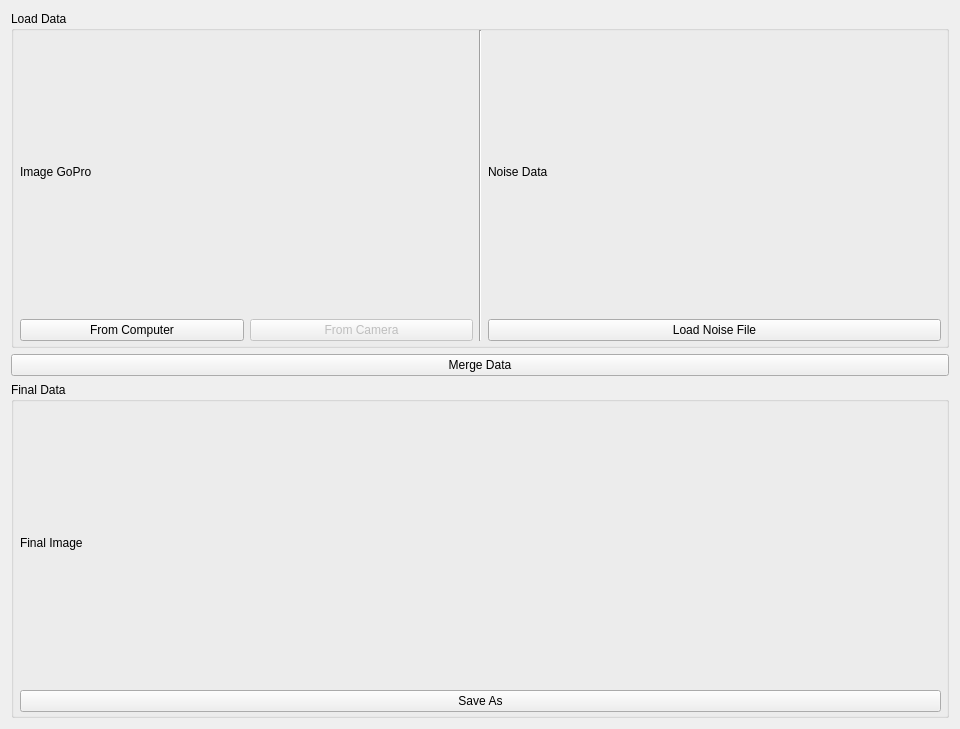
The window that src/views/MergeDataWidget.ui (frmeu9/projet_fin_etude) describes before a commit, drawn with Qt 5.
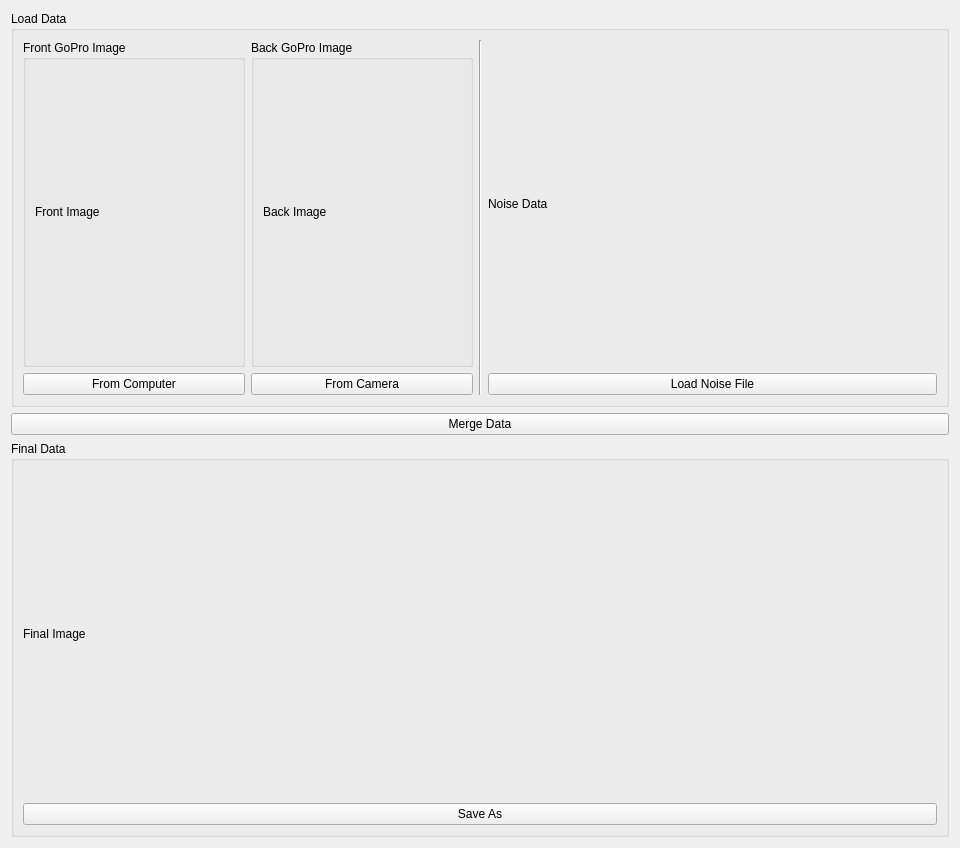
The same window after the commit.

Commit message: add front and back image

Patch:
```diff
--- a/src/views/MergeDataWidget.ui
+++ b/src/views/MergeDataWidget.ui
@@ -7,7 +7,7 @@
     <x>0</x>
     <y>0</y>
     <width>960</width>
-    <height>729</height>
+    <height>848</height>
    </rect>
   </property>
   <property name="windowTitle">
@@ -22,19 +22,12 @@
     </widget>
    </item>
    <item row="2" column="0">
-    <widget class="QGroupBox" name="groupBox_2">
+    <widget class="QGroupBox" name="GB_finalData">
      <property name="title">
       <string>Final Data</string>
      </property>
-     <widget class="QWidget" name="verticalLayoutWidget_3">
-      <property name="geometry">
-       <rect>
-        <x>9</x>
-        <y>19</y>
-        <width>921</width>
-        <height>311</height>
-       </rect>
-      </property>
+     <layout class="QGridLayout" name="gridLayout_7">
+      <item row="0" column="0">
       <layout class="QGridLayout" name="gridLayout_2">
        <item row="0" column="0">
         <widget class="QLabel" name="LA_finalImage">
@@ -51,67 +44,20 @@
         </widget>
        </item>
       </layout>
-     </widget>
+      </item>
+     </layout>
     </widget>
    </item>
    <item row="0" column="0">
-    <widget class="QGroupBox" name="groupBox">
+    <widget class="QGroupBox" name="GB_loadData">
      <property name="title">
       <string>Load Data</string>
      </property>
-     <widget class="QWidget" name="horizontalLayoutWidget">
-      <property name="geometry">
-       <rect>
-        <x>9</x>
-        <y>19</y>
-        <width>921</width>
-        <height>311</height>
-       </rect>
-      </property>
-      <layout class="QGridLayout" name="gridLayout_3">
+     <layout class="QGridLayout" name="gridLayout_5">
        <item row="0" column="0">
-        <layout class="QVBoxLayout" name="verticalLayout_2">
-         <item>
-          <widget class="QLabel" name="LA_imageGopro">
-           <property name="sizePolicy">
-            <sizepolicy hsizetype="Preferred" vsizetype="Expanding">
-             <horstretch>0</horstretch>
-             <verstretch>0</verstretch>
-            </sizepolicy>
-           </property>
-           <property name="layoutDirection">
-            <enum>Qt::LeftToRight</enum>
-           </property>
-           <property name="text">
-            <string>Image GoPro</string>
-           </property>
-          </widget>
-         </item>
-         <item>
-          <layout class="QHBoxLayout" name="horizontalLayout_2">
-           <item>
-            <widget class="QPushButton" name="PB_fromComputer">
-             <property name="text">
-              <string>From Computer</string>
-             </property>
-            </widget>
-           </item>
-           <item>
-            <widget class="QPushButton" name="PB_fromCamera">
-             <property name="enabled">
-              <bool>false</bool>
-             </property>
-             <property name="text">
-              <string>From Camera</string>
-             </property>
-            </widget>
-           </item>
-          </layout>
-         </item>
-        </layout>
-       </item>
+       <layout class="QGridLayout" name="LAYOUT_loadDAta">
        <item row="0" column="2">
-        <layout class="QVBoxLayout" name="verticalLayout_3">
+         <layout class="QVBoxLayout" name="LAYOUT_noiseData">
          <item>
           <widget class="QLabel" name="LA_noiseData">
            <property name="text">
@@ -141,8 +87,69 @@
          </property>
         </widget>
        </item>
-      </layout>
-     </widget>
+        <item row="0" column="0">
+         <layout class="QGridLayout" name="gridLayout_6">
+          <item row="0" column="0" colspan="2">
+           <layout class="QHBoxLayout" name="horizontalLayout">
+            <item>
+             <widget class="QGroupBox" name="groupBox_2">
+              <property name="title">
+               <string>Front GoPro Image</string>
+              </property>
+              <layout class="QGridLayout" name="gridLayout_4">
+               <item row="0" column="0">
+                <widget class="QLabel" name="LA_imageGoproFront">
+                 <property name="text">
+                  <string>Front Image</string>
+                 </property>
+                </widget>
+               </item>
+              </layout>
+             </widget>
+            </item>
+            <item>
+             <widget class="QGroupBox" name="groupBox">
+              <property name="title">
+               <string>Back GoPro Image</string>
+              </property>
+              <layout class="QGridLayout" name="gridLayout_3">
+               <item row="0" column="0">
+                <widget class="QLabel" name="LA_imageGoproBack">
+                 <property name="sizePolicy">
+                  <sizepolicy hsizetype="Preferred" vsizetype="Preferred">
+                   <horstretch>0</horstretch>
+                   <verstretch>0</verstretch>
+                  </sizepolicy>
+                 </property>
+                 <property name="text">
+                  <string>Back Image</string>
+                 </property>
+                </widget>
+               </item>
+              </layout>
+             </widget>
+            </item>
+           </layout>
+          </item>
+          <item row="1" column="0">
+           <widget class="QPushButton" name="PB_fromComputer">
+            <property name="text">
+             <string>From Computer</string>
+            </property>
+           </widget>
+          </item>
+          <item row="1" column="1">
+           <widget class="QPushButton" name="PB_fromCamera">
+            <property name="text">
+             <string>From Camera</string>
+            </property>
+           </widget>
+          </item>
+         </layout>
+        </item>
+       </layout>
+      </item>
+     </layout>
     </widget>
    </item>
   </layout>
```
Lines whose indentation alone changed are shown as unchanged. The commit also changes 2 other files.
